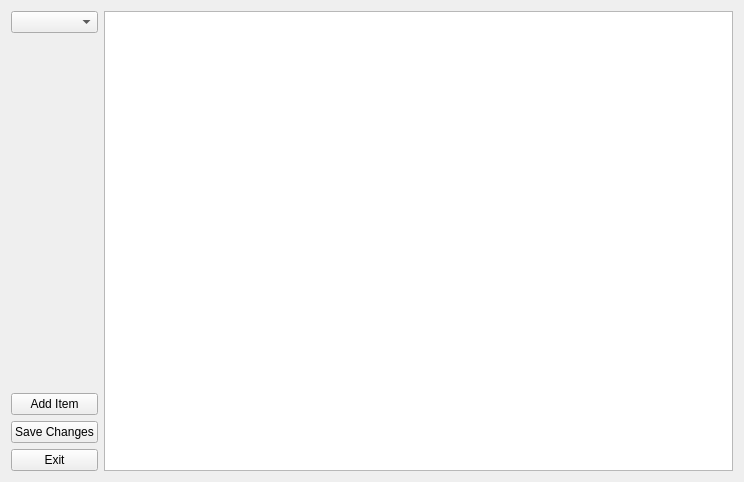
The window that adminwidget.ui (jwannamaker/CS1D_FastFoodProject) describes before a commit, drawn with Qt 5.
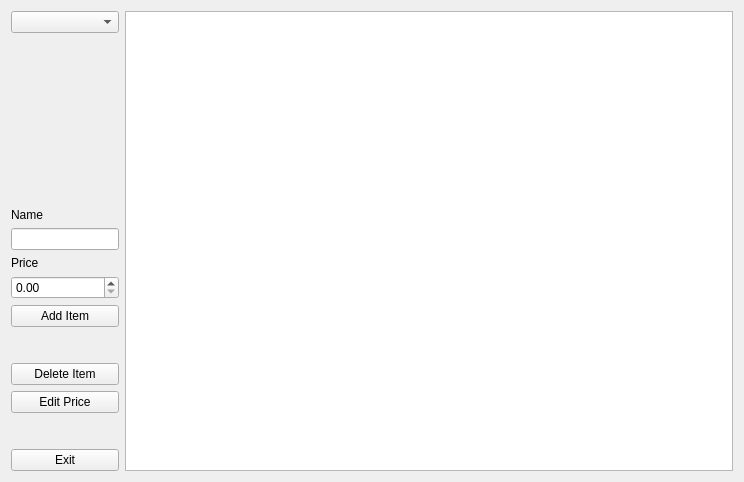
The same window after the commit.

Commit message: implemented edit menu page

The edit to the form file:
```diff
--- a/adminwidget.ui
+++ b/adminwidget.ui
@@ -45,6 +45,33 @@
        </property>
       </spacer>
      </item>
+     <item>
+      <widget class="QLabel" name="label">
+       <property name="text">
+        <string>Name</string>
+       </property>
+      </widget>
+     </item>
+     <item>
+      <widget class="QLineEdit" name="lineEdit_menuItem">
+       <property name="sizePolicy">
+        <sizepolicy hsizetype="Fixed" vsizetype="Fixed">
+         <horstretch>0</horstretch>
+         <verstretch>0</verstretch>
+        </sizepolicy>
+       </property>
+      </widget>
+     </item>
+     <item>
+      <widget class="QLabel" name="label_2">
+       <property name="text">
+        <string>Price</string>
+       </property>
+      </widget>
+     </item>
+     <item>
+      <widget class="QDoubleSpinBox" name="doubleSpinBox_itemPrice"/>
+     </item>
      <item>
       <widget class="QPushButton" name="addItemButton">
        <property name="text">
@@ -53,12 +80,51 @@
       </widget>
      </item>
      <item>
-      <widget class="QPushButton" name="saveButton">
+      <spacer name="verticalSpacer_2">
+       <property name="orientation">
+        <enum>Qt::Vertical</enum>
+       </property>
+       <property name="sizeType">
+        <enum>QSizePolicy::Fixed</enum>
+       </property>
+       <property name="sizeHint" stdset="0">
+        <size>
+         <width>20</width>
+         <height>30</height>
+        </size>
+       </property>
+      </spacer>
+     </item>
+     <item>
+      <widget class="QPushButton" name="pushButton_delete">
        <property name="text">
-        <string>Save Changes</string>
+        <string>Delete Item</string>
        </property>
       </widget>
      </item>
+     <item>
+      <widget class="QPushButton" name="pushButton_editPrice">
+       <property name="text">
+        <string>Edit Price</string>
+       </property>
+      </widget>
+     </item>
+     <item>
+      <spacer name="verticalSpacer_3">
+       <property name="orientation">
+        <enum>Qt::Vertical</enum>
+       </property>
+       <property name="sizeType">
+        <enum>QSizePolicy::Fixed</enum>
+       </property>
+       <property name="sizeHint" stdset="0">
+        <size>
+         <width>20</width>
+         <height>30</height>
+        </size>
+       </property>
+      </spacer>
+     </item>
      <item>
       <widget class="QPushButton" name="exitButton">
        <property name="text">
```
The commit also changes 37 other files.
